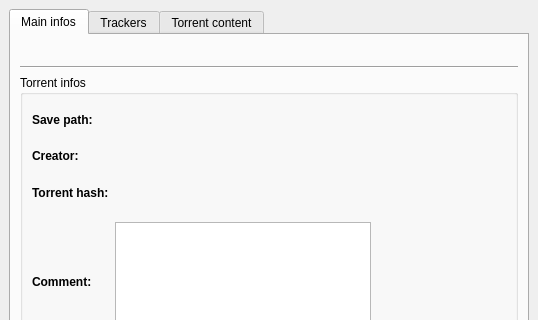
The window that src/properties.ui (SysAdminDoc/qBittorrent-Vanced) describes before a commit, drawn with Qt 5; both pictures show x 0 to 538 and y 0 to 320 of the 538 by 567 pixel window.
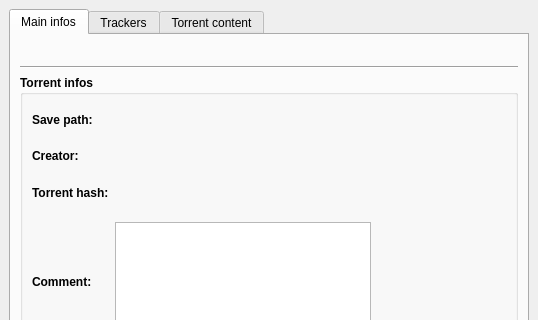
The same window after the commit.

Commit message: - Updated Changelog / Todo - Fixed a title boldness in torrent properties

The edit to the form file:
```diff
--- a/src/properties.ui
+++ b/src/properties.ui
@@ -71,6 +71,12 @@
        </item>
        <item>
         <widget class="QGroupBox" name="groupTorrentInfos" >
+         <property name="font" >
+          <font>
+           <weight>75</weight>
+           <bold>true</bold>
+          </font>
+         </property>
          <property name="title" >
           <string>Torrent infos</string>
          </property>
```
The commit also changes 3 other files.
